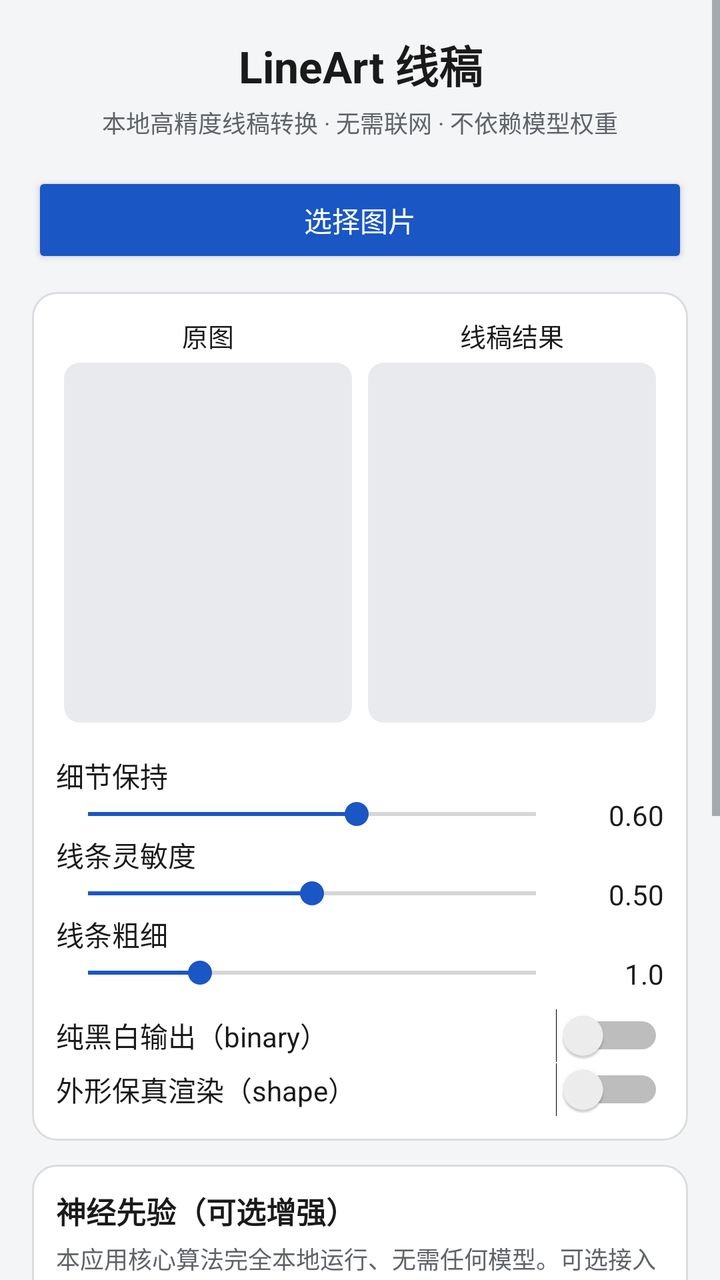
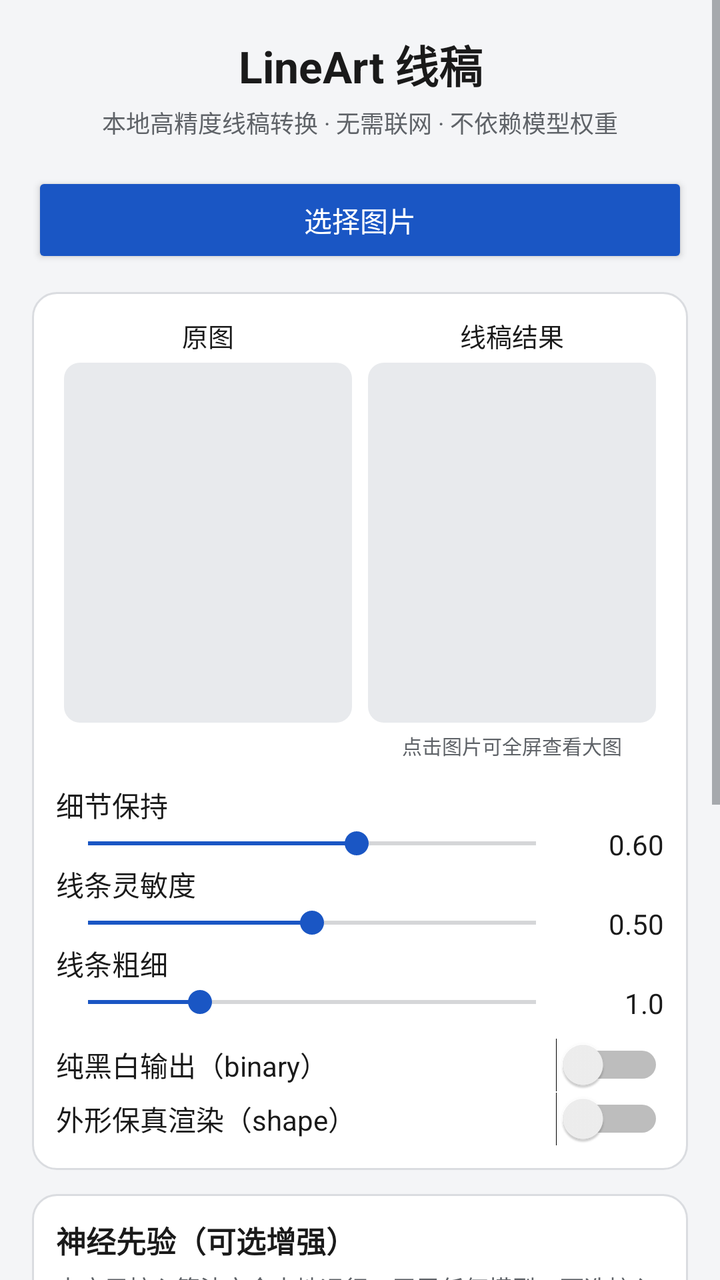

Two renders of the same Android screen: before a commit and after it. Below are the layout's source before the change and the commit's diff.
<!-- AndroidManifest.xml: application theme Theme.LineArt -->
<!-- res/layout/activity_main.xml -->
<?xml version="1.0" encoding="utf-8"?>
<ScrollView xmlns:android="http://schemas.android.com/apk/res/android"
    android:layout_width="match_parent"
    android:layout_height="match_parent"
    android:fillViewport="true">

    <LinearLayout
        android:layout_width="match_parent"
        android:layout_height="wrap_content"
        android:orientation="vertical"
        android:padding="16dp">

        <TextView
            android:layout_width="match_parent"
            android:layout_height="wrap_content"
            android:gravity="center"
            android:text="@string/app_name"
            android:textColor="@color/text_primary"
            android:textSize="22sp"
            android:textStyle="bold" />

        <TextView
            android:layout_width="match_parent"
            android:layout_height="wrap_content"
            android:layout_marginTop="4dp"
            android:gravity="center"
            android:text="@string/app_subtitle"
            android:textColor="@color/text_secondary"
            android:textSize="12sp" />

        <Button
            android:id="@+id/btn_pick"
            android:layout_width="match_parent"
            android:layout_height="wrap_content"
            android:layout_marginTop="16dp"
            android:backgroundTint="@color/accent"
            android:text="@string/btn_pick"
            android:textColor="@color/text_on_primary" />

        <LinearLayout
            android:layout_width="match_parent"
            android:layout_height="wrap_content"
            android:layout_marginTop="12dp"
            android:background="@drawable/bg_card"
            android:orientation="vertical"
            android:padding="12dp">

            <LinearLayout
                android:layout_width="match_parent"
                android:layout_height="wrap_content"
                android:orientation="horizontal">

                <LinearLayout
                    android:layout_width="0dp"
                    android:layout_height="wrap_content"
                    android:layout_weight="1"
                    android:orientation="vertical">

                    <TextView
                        android:layout_width="match_parent"
                        android:layout_height="wrap_content"
                        android:gravity="center"
                        android:text="@string/label_before"
                        android:textColor="@color/text_primary"
                        android:textSize="13sp" />

                    <ImageView
                        android:id="@+id/img_before"
                        android:layout_width="match_parent"
                        android:layout_height="180dp"
                        android:layout_margin="4dp"
                        android:background="@drawable/bg_preview"
                        android:contentDescription="@string/label_before"
                        android:scaleType="fitCenter" />
                </LinearLayout>

                <LinearLayout
                    android:layout_width="0dp"
                    android:layout_height="wrap_content"
                    android:layout_weight="1"
                    android:orientation="vertical">

                    <TextView
                        android:layout_width="match_parent"
                        android:layout_height="wrap_content"
                        android:gravity="center"
                        android:text="@string/label_after"
                        android:textColor="@color/text_primary"
                        android:textSize="13sp" />

                    <ImageView
                        android:id="@+id/img_after"
                        android:layout_width="match_parent"
                        android:layout_height="180dp"
                        android:layout_margin="4dp"
                        android:background="@drawable/bg_preview"
                        android:contentDescription="@string/label_after"
                        android:scaleType="fitCenter" />
                </LinearLayout>
            </LinearLayout>

            <TextView
                android:layout_width="match_parent"
                android:layout_height="wrap_content"
                android:layout_marginTop="12dp"
                android:text="@string/param_detail"
                android:textColor="@color/text_primary"
                android:textSize="14sp" />

            <LinearLayout
                android:layout_width="match_parent"
                android:layout_height="wrap_content"
                android:orientation="horizontal">

                <SeekBar
                    android:id="@+id/seek_detail"
                    android:layout_width="0dp"
                    android:layout_height="wrap_content"
                    android:layout_weight="1"
                    android:max="100"
                    android:progress="60" />

                <TextView
                    android:id="@+id/val_detail"
                    android:layout_width="48dp"
                    android:layout_height="wrap_content"
                    android:gravity="end"
                    android:text="0.60"
                    android:textColor="@color/text_primary" />
            </LinearLayout>

            <TextView
                android:layout_width="match_parent"
                android:layout_height="wrap_content"
                android:text="@string/param_sensitivity"
                android:textColor="@color/text_primary"
                android:textSize="14sp" />

            <LinearLayout
                android:layout_width="match_parent"
                android:layout_height="wrap_content"
                android:orientation="horizontal">

                <SeekBar
                    android:id="@+id/seek_sensitivity"
                    android:layout_width="0dp"
                    android:layout_height="wrap_content"
                    android:layout_weight="1"
                    android:max="100"
                    android:progress="50" />

                <TextView
                    android:id="@+id/val_sensitivity"
                    android:layout_width="48dp"
                    android:layout_height="wrap_content"
                    android:gravity="end"
                    android:text="0.50"
                    android:textColor="@color/text_primary" />
            </LinearLayout>

            <TextView
                android:layout_width="match_parent"
                android:layout_height="wrap_content"
                android:text="@string/param_thickness"
                android:textColor="@color/text_primary"
                android:textSize="14sp" />

            <LinearLayout
                android:layout_width="match_parent"
                android:layout_height="wrap_content"
                android:orientation="horizontal">

                <SeekBar
                    android:id="@+id/seek_thickness"
                    android:layout_width="0dp"
                    android:layout_height="wrap_content"
                    android:layout_weight="1"
                    android:max="40"
                    android:progress="10" />

                <TextView
                    android:id="@+id/val_thickness"
                    android:layout_width="48dp"
                    android:layout_height="wrap_content"
                    android:gravity="end"
                    android:text="1.0"
                    android:textColor="@color/text_primary" />
            </LinearLayout>

            <Switch
                android:id="@+id/switch_binary"
                android:layout_width="match_parent"
                android:layout_height="wrap_content"
                android:layout_marginTop="8dp"
                android:text="@string/switch_binary"
                android:textColor="@color/text_primary" />

            <Switch
                android:id="@+id/switch_shape"
                android:layout_width="match_parent"
                android:layout_height="wrap_content"
                android:text="@string/switch_shape"
                android:textColor="@color/text_primary" />
        </LinearLayout>

        <LinearLayout
            android:layout_width="match_parent"
            android:layout_height="wrap_content"
            android:layout_marginTop="12dp"
            android:background="@drawable/bg_card"
            android:orientation="vertical"
            android:padding="12dp">

            <TextView
                android:layout_width="match_parent"
                android:layout_height="wrap_content"
                android:text="@string/semantic_title"
                android:textColor="@color/text_primary"
                android:textSize="15sp"
                android:textStyle="bold" />

            <TextView
                android:layout_width="match_parent"
                android:layout_height="wrap_content"
                android:layout_marginTop="4dp"
                android:lineSpacingExtra="3dp"
                android:text="@string/semantic_desc"
                android:textColor="@color/text_secondary"
                android:textSize="12sp" />

            <LinearLayout
                android:layout_width="match_parent"
                android:layout_height="wrap_content"
                android:layout_marginTop="8dp"
                android:orientation="horizontal">

                <Button
                    android:id="@+id/btn_pick_semantic"
                    android:layout_width="0dp"
                    android:layout_height="wrap_content"
                    android:layout_marginEnd="8dp"
                    android:layout_weight="1"
                    android:backgroundTint="@color/bg_page"
                    android:text="@string/btn_pick_semantic"
                    android:textColor="@color/accent"
                    android:textSize="13sp" />

                <Button
                    android:id="@+id/btn_clear_semantic"
                    android:layout_width="wrap_content"
                    android:layout_height="wrap_content"
                    android:backgroundTint="@color/bg_page"
                    android:enabled="false"
                    android:text="@string/btn_clear_semantic"
                    android:textColor="@color/text_secondary"
                    android:textSize="13sp" />
            </LinearLayout>

            <TextView
                android:id="@+id/semantic_status"
                android:layout_width="match_parent"
                android:layout_height="wrap_content"
                android:layout_marginTop="4dp"
                android:text="@string/semantic_none"
                android:textColor="@color/text_secondary"
                android:textSize="12sp" />
        </LinearLayout>

        <Button
            android:id="@+id/btn_convert"
            android:layout_width="match_parent"
            android:layout_height="wrap_content"
            android:layout_marginTop="16dp"
            android:backgroundTint="@color/accent"
            android:enabled="false"
            android:text="@string/btn_convert"
            android:textColor="@color/text_on_primary" />

        <TextView
            android:id="@+id/text_status"
            android:layout_width="match_parent"
            android:layout_height="wrap_content"
            android:layout_marginTop="8dp"
            android:text="@string/status_idle"
            android:textColor="@color/text_secondary"
            android:textSize="13sp" />

        <Button
            android:id="@+id/btn_save"
            android:layout_width="match_parent"
            android:layout_height="wrap_content"
            android:layout_marginTop="8dp"
            android:backgroundTint="@color/accent"
            android:enabled="false"
            android:text="@string/btn_save"
            android:textColor="@color/text_on_primary" />

        <Button
            android:id="@+id/btn_diagnose"
            style="?android:attr/borderlessButtonStyle"
            android:layout_width="match_parent"
            android:layout_height="wrap_content"
            android:layout_marginTop="4dp"
            android:text="@string/btn_diagnose"
            android:textColor="@color/text_secondary"
            android:textSize="13sp" />

    </LinearLayout>
</ScrollView>
<!-- resources referenced by this layout -->
<resources>
  <color name="accent">#1A56C4</color>
  <color name="bg_page">#F4F5F7</color>
  <color name="text_on_primary">#FFFFFF</color>
  <color name="text_primary">#1A1A1A</color>
  <color name="text_secondary">#5F6368</color>
  <!-- drawable bg_card (drawable) -->
  <?xml version="1.0" encoding="utf-8"?>
  <shape xmlns:android="http://schemas.android.com/apk/res/android">
      <solid android:color="@color/bg_card" />
      <corners android:radius="12dp" />
      <stroke android:width="1dp" android:color="@color/border" />
  </shape>
  <!-- drawable bg_preview (drawable) -->
  <?xml version="1.0" encoding="utf-8"?>
  <shape xmlns:android="http://schemas.android.com/apk/res/android">
      <solid android:color="@color/preview_frame" />
      <corners android:radius="8dp" />
  </shape>
  <string name="app_name">LineArt 线稿</string>
  <string name="app_subtitle">本地高精度线稿转换 · 无需联网 · 不依赖模型权重</string>
  <string name="btn_clear_semantic">清除</string>
  <string name="btn_convert">转换为线稿</string>
  <string name="btn_diagnose">运行诊断自检</string>
  <string name="btn_pick">选择图片</string>
  <string name="btn_pick_semantic">选择语义先验图</string>
  <string name="btn_save">保存结果</string>
  <string name="label_after">线稿结果</string>
  <string name="label_before">原图</string>
  <string name="param_detail">细节保持</string>
  <string name="param_sensitivity">线条灵敏度</string>
  <string name="param_thickness">线条粗细</string>
  <string name="semantic_desc">本应用核心算法完全本地运行、无需任何模型。可选接入神经先验：用 Anime2Sketch / DexiNed 等模型对同一张图生成语义响应图后在此选择，可提升复杂照片的线条连贯性。详见项目 README。</string>
  <string name="semantic_none">未使用（默认，纯本地算法）</string>
  <string name="semantic_title">神经先验（可选增强）</string>
  <string name="status_idle">请先选择一张图片</string>
  <string name="switch_binary">纯黑白输出（binary）</string>
  <string name="switch_shape">外形保真渲染（shape）</string>
  <style name="Theme.LineArt" parent="Theme.AppCompat.Light.NoActionBar">
          <item name="android:windowBackground">@color/bg_page</item>
          <item name="android:statusBarColor">@color/bg_card</item>
          <item name="android:windowLightStatusBar">true</item>
          <item name="android:textColorPrimary">@color/text_primary</item>
          <item name="android:textColorSecondary">@color/text_secondary</item>
          <item name="colorAccent">@color/accent</item>
          <item name="colorControlActivated">@color/accent</item>
          <item name="colorControlNormal">@color/text_secondary</item>
      </style>
  <color name="bg_card">#FFFFFF</color>
  <color name="border">#DADCE0</color>
  <color name="preview_frame">#E8EAED</color>
</resources>

<!-- the commit's change to res/layout/activity_main.xml (unified diff, before → after) -->
@@ -96,6 +96,14 @@
                         android:background="@drawable/bg_preview"
                         android:contentDescription="@string/label_after"
                         android:scaleType="fitCenter" />
+
+                    <TextView
+                        android:layout_width="match_parent"
+                        android:layout_height="wrap_content"
+                        android:gravity="center"
+                        android:text="@string/tap_to_preview"
+                        android:textColor="@color/text_secondary"
+                        android:textSize="10sp" />
                 </LinearLayout>
             </LinearLayout>
 
<!-- resource entries referenced after the edit -->
@@ -37,6 +37,7 @@
   <string name="status_idle">请先选择一张图片</string>
   <string name="switch_binary">纯黑白输出（binary）</string>
   <string name="switch_shape">外形保真渲染（shape）</string>
+  <string name="tap_to_preview">点击图片可全屏查看大图</string>
   <style name="Theme.LineArt" parent="Theme.AppCompat.Light.NoActionBar">
           <item name="android:windowBackground">@color/bg_page</item>
           <item name="android:statusBarColor">@color/bg_card</item>
